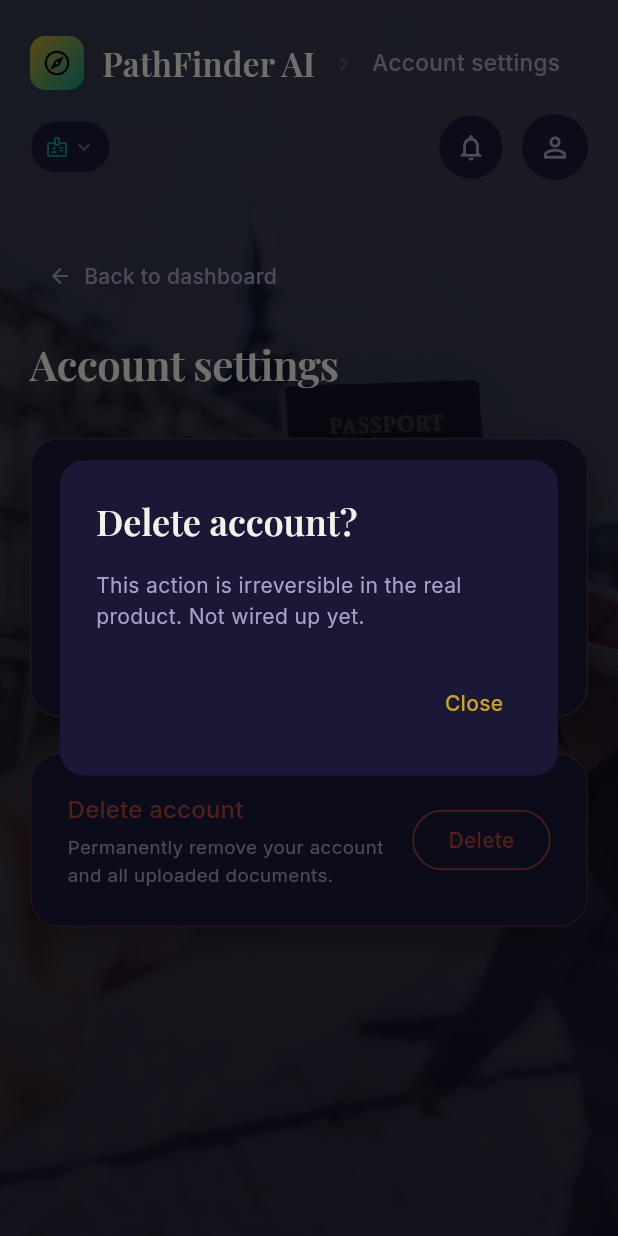
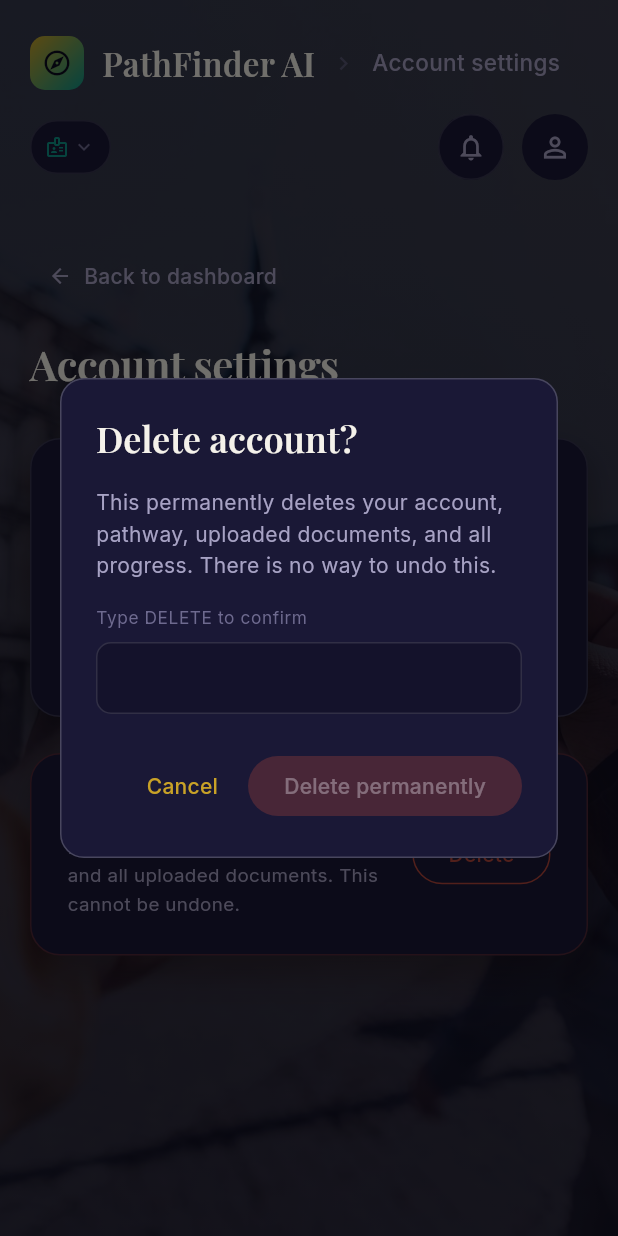
Before and after one commit to OmerNafe/pathfinder-ai, a Flutter app: the AccountSettingsScreen screen opened by its route, after a tap on "Delete", on a phone screen of 412 x 824 dp. Run offline on Flutter 3.47's test engine with Material 3 defaults, Android fonts, the phone set to English and light mode, and no system bars; our stand-ins replace audioplayers, file_picker, flutter_dotenv, flutter_riverpod, go_router, image_picker and 3 more; accounts and stored records are empty.

Commit message:
Real profile picture upload and account deletion
Two of the gaps flagged in the last audit -- both now fully real,
neither blocked on external keys:

- Profile pictures now upload to a public Supabase Storage bucket
  (avatars) and persist to profiles.avatar_url, instead of living only
  in memory for the session. Fixed per-user filename (avatar.<ext>) so
  re-uploading replaces rather than accumulating orphaned files.
  ProfileData carries both avatarBytes (instant local preview while
  uploading) and avatarUrl (the real, persisted photo) -- the UI
  prefers the fresh bytes, falls back to the saved URL.

- "Delete account" actually deletes now. New delete-account Edge
  Function, deployed WITH JWT verification on (unlike this project's
  other functions) since it must never run unauthenticated -- the user
  to delete is always derived from the caller's own token, never a
  client-supplied id. Removes their Storage files first (not covered
  by the FK cascade), then deletes the auth user, which cascades
  through every public.* table via "on delete cascade" already in
  place from earlier migrations. The confirmation dialog requires
  typing DELETE before the button even enables, rather than one click
  through a single dialog for something irreversible.

```diff
--- a/lib/screens/account_settings_screen.dart
+++ b/lib/screens/account_settings_screen.dart
@@ -1,13 +1,26 @@
 import 'package:flutter/material.dart';
 import 'package:flutter_riverpod/flutter_riverpod.dart';
 import 'package:go_router/go_router.dart';
+import '../services/auth_service.dart';
 import '../state/notification_prefs_state.dart';
 import '../theme/app_colors.dart';
+import '../widgets/app_snackbar.dart';
 import '../widgets/floating_card.dart';
 import '../widgets/page_shell.dart';
 
 class AccountSettingsScreen extends ConsumerWidget {
   const AccountSettingsScreen({super.key});
+
+  Future<void> _showDeleteDialog(BuildContext context) async {
+    final deleted = await showDialog<bool>(
+      context: context,
+      builder: (_) => const _DeleteAccountDialog(),
+    );
+    if (deleted == true && context.mounted) {
+      context.go('/sign-in');
+      AppSnackBar.show(context, 'Your account has been deleted.');
+    }
+  }
 
   @override
   Widget build(BuildContext context, WidgetRef ref) {
@@ -61,31 +74,14 @@ class AccountSettingsScreen extends ConsumerWidget {
                       ),
                       const SizedBox(height: 4),
                       Text(
-                        'Permanently remove your account and all uploaded documents.',
+                        'Permanently remove your account and all uploaded documents. This cannot be undone.',
                         style: Theme.of(context).textTheme.bodyMedium?.copyWith(fontSize: 12.5),
                       ),
                     ],
                   ),
                 ),
                 OutlinedButton(
-                  onPressed: () => showDialog(
-                    context: context,
-                    builder: (context) => AlertDialog(
-                      backgroundColor: AppColors.surfaceCard,
-                      shape: RoundedRectangleBorder(borderRadius: BorderRadius.circular(16)),
-                      title: const Text('Delete account?', style: TextStyle(color: AppColors.textPrimary)),
-                      content: const Text(
-                        'This action is irreversible in the real product. Not wired up yet.',
-                        style: TextStyle(color: AppColors.textSecondary),
-                      ),
-                      actions: [
-                        TextButton(
-                          onPressed: () => Navigator.of(context).pop(),
-                          child: const Text('Close'),
-                        ),
-                      ],
-                    ),
-                  ),
+                  onPressed: () => _showDeleteDialog(context),
                   style: OutlinedButton.styleFrom(
                     foregroundColor: AppColors.danger,
                     side: const BorderSide(color: AppColors.danger),
@@ -136,3 +132,117 @@ class _SettingsSwitchRow extends StatelessWidget {
     );
   }
 }
+
+/// Requires typing DELETE before the confirm button even enables — a real
+/// irreversible action deserves more friction than a single click through
+/// a dialog. Pops with `true` only once the account is actually gone.
+class _DeleteAccountDialog extends StatefulWidget {
+  const _DeleteAccountDialog();
+
+  @override
+  State<_DeleteAccountDialog> createState() => _DeleteAccountDialogState();
+}
+
+class _DeleteAccountDialogState extends State<_DeleteAccountDialog> {
+  final _controller = TextEditingController();
+  bool _deleting = false;
+  String? _error;
+
+  @override
+  void dispose() {
+    _controller.dispose();
+    super.dispose();
+  }
+
+  bool get _canConfirm => _controller.text.trim() == 'DELETE' && !_deleting;
+
+  Future<void> _confirm() async {
+    setState(() {
+      _deleting = true;
+      _error = null;
+    });
+    try {
+      await AuthService.deleteAccount();
+      if (!mounted) return;
+      Navigator.of(context).pop(true);
+    } on AppAuthException catch (e) {
+      if (!mounted) return;
+      setState(() {
+        _deleting = false;
+        _error = e.message;
+      });
+    }
+  }
+
+  @override
+  Widget build(BuildContext context) {
+    return AlertDialog(
+      backgroundColor: AppColors.surfaceCard,
+      shape: RoundedRectangleBorder(
+        borderRadius: BorderRadius.circular(16),
+        side: const BorderSide(color: AppColors.hairlineStrong),
+      ),
+      title: const Text('Delete account?', style: TextStyle(color: AppColors.textPrimary)),
+      content: Column(
+        mainAxisSize: MainAxisSize.min,
+        crossAxisAlignment: CrossAxisAlignment.start,
+        children: [
+          const Text(
+            'This permanently deletes your account, pathway, uploaded documents, and all '
+            'progress. There is no way to undo this.',
+            style: TextStyle(color: AppColors.textSecondary, height: 1.5),
+          ),
+          const SizedBox(height: 16),
+          Text(
+            'Type DELETE to confirm',
+            style: const TextStyle(color: AppColors.textMuted, fontSize: 11.5, letterSpacing: 0.4),
+          ),
+          const SizedBox(height: 8),
+          TextField(
+            controller: _controller,
+            enabled: !_deleting,
+            onChanged: (_) => setState(() {}),
+            style: const TextStyle(color: AppColors.textPrimary),
+            decoration: InputDecoration(
+              filled: true,
+              fillColor: AppColors.backgroundElevated,
+              contentPadding: const EdgeInsets.symmetric(horizontal: 14, vertical: 12),
+              border: OutlineInputBorder(
+                borderRadius: BorderRadius.circular(10),
+                borderSide: const BorderSide(color: AppColors.hairline),
+              ),
+              enabledBorder: OutlineInputBorder(
+                borderRadius: BorderRadius.circular(10),
+                borderSide: const BorderSide(color: AppColors.hairline),
+              ),
+            ),
+          ),
+          if (_error != null) ...[
+            const SizedBox(height: 10),
+            Text(_error!, style: const TextStyle(color: AppColors.danger, fontSize: 12.5)),
+          ],
+        ],
+      ),
+      actions: [
+        TextButton(
+          onPressed: _deleting ? null : () => Navigator.of(context).pop(false),
+          child: const Text('Cancel'),
+        ),
+        FilledButton(
+          onPressed: _canConfirm ? _confirm : null,
+          style: FilledButton.styleFrom(
+            backgroundColor: AppColors.danger,
+            disabledBackgroundColor: AppColors.danger.withValues(alpha: 0.3),
+          ),
+          child: _deleting
+              ? const SizedBox(
+                  width: 16,
+                  height: 16,
+                  child: CircularProgressIndicator(strokeWidth: 2, color: Colors.white),
+                )
+              : const Text('Delete permanently'),
+        ),
+      ],
+    );
+  }
+}
--- a/lib/widgets/profile_menu.dart
+++ b/lib/widgets/profile_menu.dart
@@ -27,7 +27,11 @@ class ProfileMenu extends ConsumerWidget {
 
   @override
   Widget build(BuildContext context, WidgetRef ref) {
-    final avatarBytes = ref.watch(profileProvider).avatarBytes;
+    final profile = ref.watch(profileProvider);
+    final avatarBytes = profile.avatarBytes;
+    final avatarUrl = profile.avatarUrl;
+    final ImageProvider? avatarImage =
+        avatarBytes != null ? MemoryImage(avatarBytes) : (avatarUrl != null ? NetworkImage(avatarUrl) : null);
 
     return PopupMenuButton<ProfileMenuAction>(
       tooltip: 'Account menu',
@@ -51,8 +55,8 @@ class ProfileMenu extends ConsumerWidget {
         child: CircleAvatar(
           radius: size / 2,
           backgroundColor: AppColors.surfaceCard,
-          backgroundImage: avatarBytes != null ? MemoryImage(avatarBytes) : null,
-          child: avatarBytes == null
+          backgroundImage: avatarImage,
+          child: avatarImage == null
               ? Icon(Icons.person_outline, size: size * 0.5, color: AppColors.textSecondary)
               : null,
         ),
```
Also changed, not shown: lib/screens/profile_picture_screen.dart (+18 -4 lines), lib/services/auth_service.dart (+28 -0 lines), lib/services/avatar_upload_service.dart (added, +51 -0 lines), lib/state/profile_state.dart (+16 -4 lines), 2 other files.
